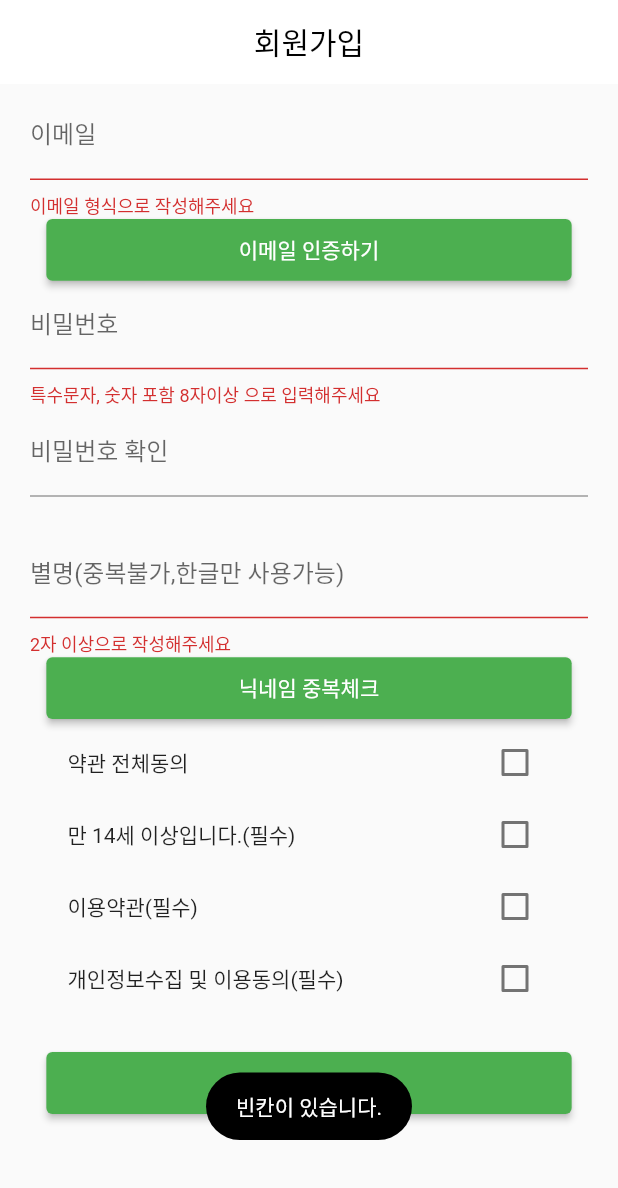
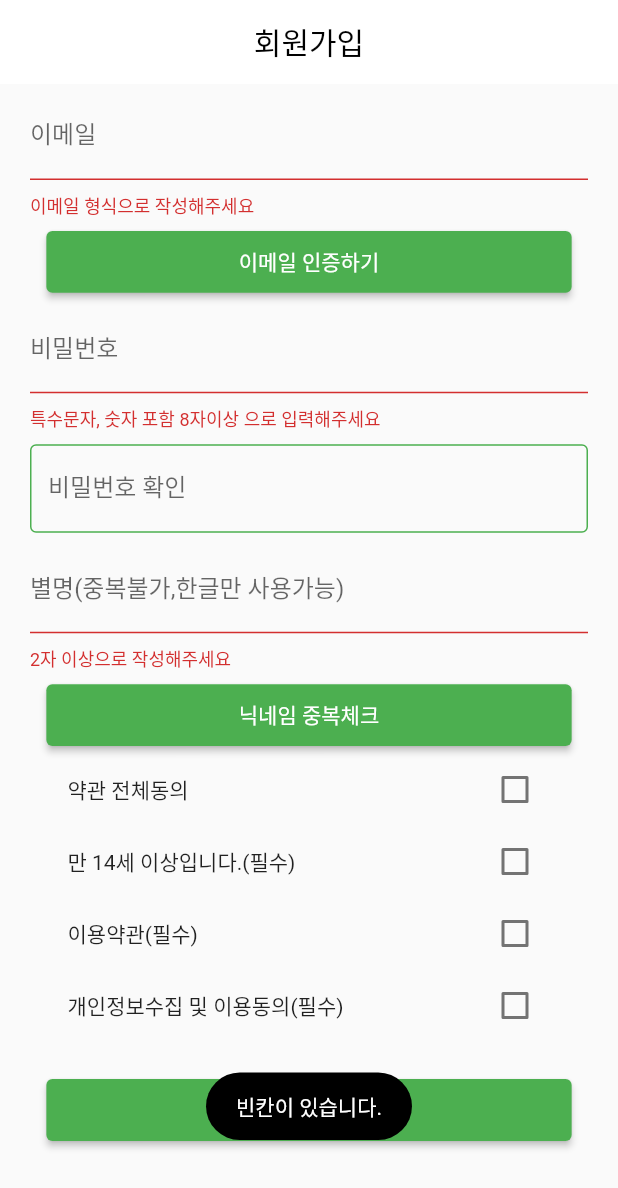
Before and after one commit to hyun0914/flutterfirstapp, a Flutter app: the SignUpPage widget shown alone on an empty page, opened directly, after a tap on "회원가입 완료", on a phone screen of 412 x 824 dp. Shown: the top 1188 px of the screen. Run offline on Flutter 3.47's test engine with Material 2 defaults, Android fonts, the phone set to English and light mode, and no system bars; our stand-ins replace connectivity_plus, dotted_border, flutter_native_splash, fluttertoast, image_picker, smooth_page_indicator; missing offline and left inert: mailer.

Commit message:
회원가입 텍스트필드 수정 및 필요없는 화면삭제

```diff
--- a/flutterfirstapp/lib/screen/mypage/signup_page.dart
+++ b/flutterfirstapp/lib/screen/mypage/signup_page.dart
@@ -142,10 +142,10 @@ class _SignUpPageState extends State<SignUpPage> {
                       key: _forkkey,
                       child: Column(
                         children: [
-                          TextFormField(
+                          textField(
                               controller: _idcontroller,
                               keyboardType: TextInputType.emailAddress,
-                            validator: (value){
+                              validator: (String? value) {
                                 Pattern pattern = r'^(([^<>()[\]\\.,;:\s@\"]+(\.[^<>()[\]\\.,;:\s@\"]+)*)|(\".+\"))@((\[[0-9]{1,3}\.[0-9]{1,3}\.[0-9]{1,3}\.[0-9]{1,3}\])|(([a-zA-Z\-0-9]+\.)+[a-zA-Z]{2,}))$';
                                 RegExp reqExp = new RegExp(pattern.toString());
                                 if(!reqExp.hasMatch(value!)){
@@ -155,12 +155,12 @@ class _SignUpPageState extends State<SignUpPage> {
                                   return null;
                                 }
                               },
-                            onSaved: (value){
-                              userEmail = value!;
-                            },
-                            decoration:
-                                InputDecoration(labelText: '이메일', helperText: ''),
+                              onSaved: (String? newValue) {  userEmail = newValue!; },
+                            labelText: '이메일',
+                            obscureText: null,
+                            inputFormatters: [],
                           ),
+                          SizedBox(height: 8,),
                           Container(
                             width: MediaQuery.of(context).size.width * 0.85,
                             height: MediaQuery.of(context).size.height * 0.05,
@@ -191,11 +191,11 @@ class _SignUpPageState extends State<SignUpPage> {
                               child: Text('이메일 인증하기'),
                             ),
                           ),
-                          TextFormField(
+                          SizedBox(height: 8,),
+                          textField(
                             controller: _pwcontroller,
-                            onChanged: (password) {},
-                            obscureText: true,
-                            validator: (value){
+                            keyboardType: null,
+                            validator: (String? value) {
                               // Pattern pattern = r'^(?=.*[A-Za-z])(?=.*\d)(?=.*[$@$!%*#?~^<>,.&+=])[A-Za-z\d$@$!%*#?~^<>,.&+=]{8}$';
                               // RegExp reqExp = new RegExp(pattern.toString());
                               if(value.toString().length<8){
@@ -205,33 +205,39 @@ class _SignUpPageState extends State<SignUpPage> {
                               }
                               return null;
                             },
-                            decoration:
-                            InputDecoration(labelText: '비밀번호', helperText: ''),
+                            onSaved: null,
+                            labelText: '비밀번호',
+                            obscureText: true, inputFormatters: [],
                           ),
+                          SizedBox(height: 8,),
                           TextField(
                             controller: _pwcontrollerCheked,
                             onChanged: (password) {},
                             obscureText: true,
-                            decoration:
-                            InputDecoration(labelText: '비밀번호 확인', helperText: ''),
+                            decoration: const InputDecoration(
+                              labelText: '비밀번호 확인',
+                              enabledBorder: OutlineInputBorder(
+                                  borderSide: BorderSide(width: 1, color: Colors.green)
                               ),
-                          TextFormField(
+                            ),
+                          ),
+                          SizedBox(height: 8,),
+                          textField(
                             controller: _namecontroller,
-                            onChanged: (value) {
-
-                            },
-                            inputFormatters: <TextInputFormatter>[
-                              FilteringTextInputFormatter.allow(RegExp(r'[ㄱ-ㅎ|ㅏ-ㅣ|가-힣|ᆞ|ᆢ|ㆍ|ᆢ|ᄀᆞ|ᄂᆞ|ᄃᆞ|ᄅᆞ|ᄆᆞ|ᄇᆞ|ᄉᆞ|ᄋᆞ|ᄌᆞ|ᄎᆞ|ᄏᆞ|ᄐᆞ|ᄑᆞ|ᄒᆞ]')),
-                            ],
-                            validator: (value){
+                            keyboardType: null,
+                            validator: (String? value) {
                               if(value.toString().length >1){
                               }else{
                                 return '2자 이상으로 작성해주세요';
                               }
+                              return null;
                             },
-                            decoration:
-                            InputDecoration(labelText: '별명(중복불가,한글만 사용가능)', helperText: ''),
+                            onSaved: null,
+                            labelText: '별명(중복불가,한글만 사용가능)',
+                            obscureText: true,
+                            inputFormatters: [ FilteringTextInputFormatter.allow(RegExp(r'[ㄱ-ㅎ|ㅏ-ㅣ|가-힣|ᆞ|ᆢ|ㆍ|ᆢ|ᄀᆞ|ᄂᆞ|ᄃᆞ|ᄅᆞ|ᄆᆞ|ᄇᆞ|ᄉᆞ|ᄋᆞ|ᄌᆞ|ᄎᆞ|ᄏᆞ|ᄐᆞ|ᄑᆞ|ᄒᆞ]')), ],
                           ),
+                          SizedBox(height: 8,),
                           Container(
                         width: MediaQuery.of(context).size.width * 0.85,
                         height: MediaQuery.of(context).size.height * 0.05,
@@ -277,10 +283,6 @@ class _SignUpPageState extends State<SignUpPage> {
                                if(checkId == false || checkPa == false){
                                  _tryValidation();
                                } else if(checkId == true && checkPa == true){
-                                 // memberViewModel.onEvent(MemberEvent.member_insert(
-                                 //     _idcontroller.text,
-                                 //     _pwcontroller.text,
-                                 //     _namecontroller.text));
                                  print(_idcontroller.text +
                                      '      ' +
                                      _pwcontroller.text +
@@ -316,6 +318,31 @@ class _SignUpPageState extends State<SignUpPage> {
       ],
     );
   }
+}
+
+Widget textField({
+    required TextEditingController? controller,
+    required TextInputType? keyboardType,
+    required FormFieldValidator<String>? validator,
+    required FormFieldSetter<String>? onSaved,
+    required String? labelText,
+    required bool? obscureText,
+    required List<TextInputFormatter>? inputFormatters,
+    }) {
+  return TextFormField(
+    controller: controller,
+    keyboardType: keyboardType,
+    validator: validator,
+    onSaved: onSaved,
+    decoration: InputDecoration(
+      labelText: labelText,
+      enabledBorder: const OutlineInputBorder(
+        borderSide: BorderSide(width: 1, color: Colors.green)
+      ),
+    ),
+    obscureText: obscureText ?? false,
+    inputFormatters: inputFormatters,
+  );
 }
 
 class CheckboxView extends StatefulWidget {
```
Also changed, not shown: flutterfirstapp/lib/screen/ar_page.dart (deleted, +0 -20 lines), flutterfirstapp/lib/screen/mypage/admin_page.dart (deleted, +0 -14 lines). Lines whose indentation alone changed are shown as unchanged.
